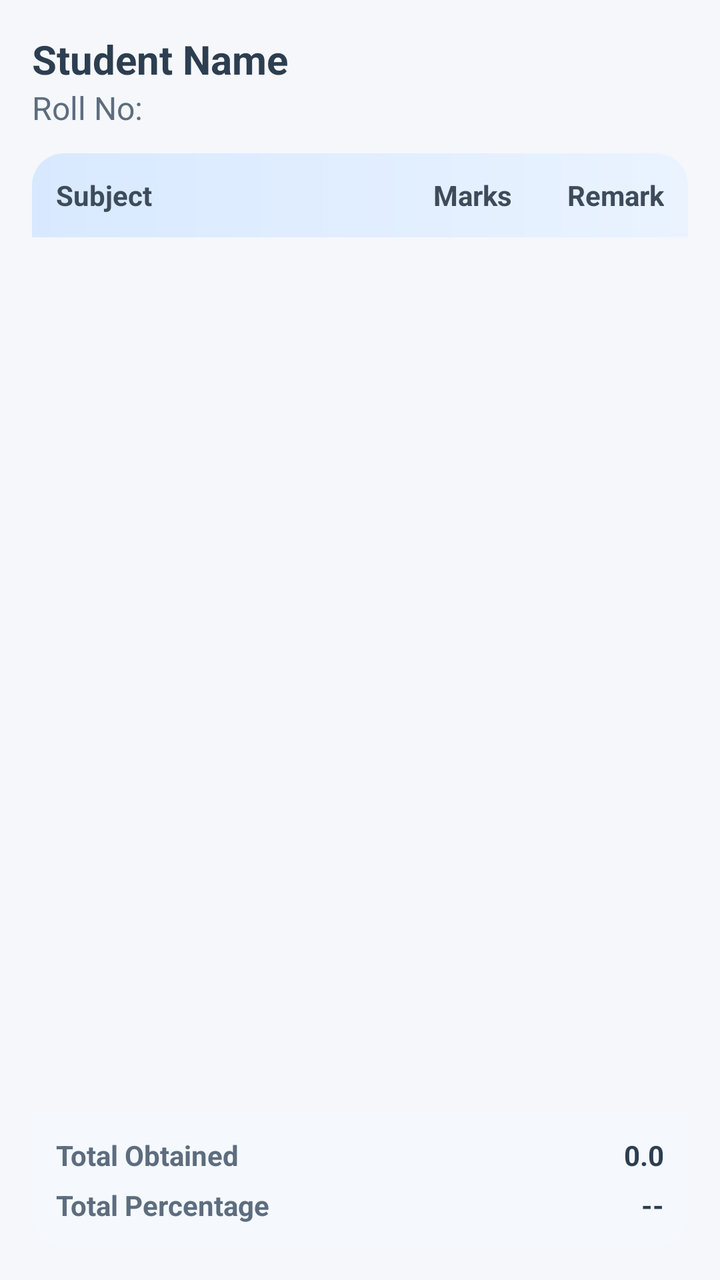
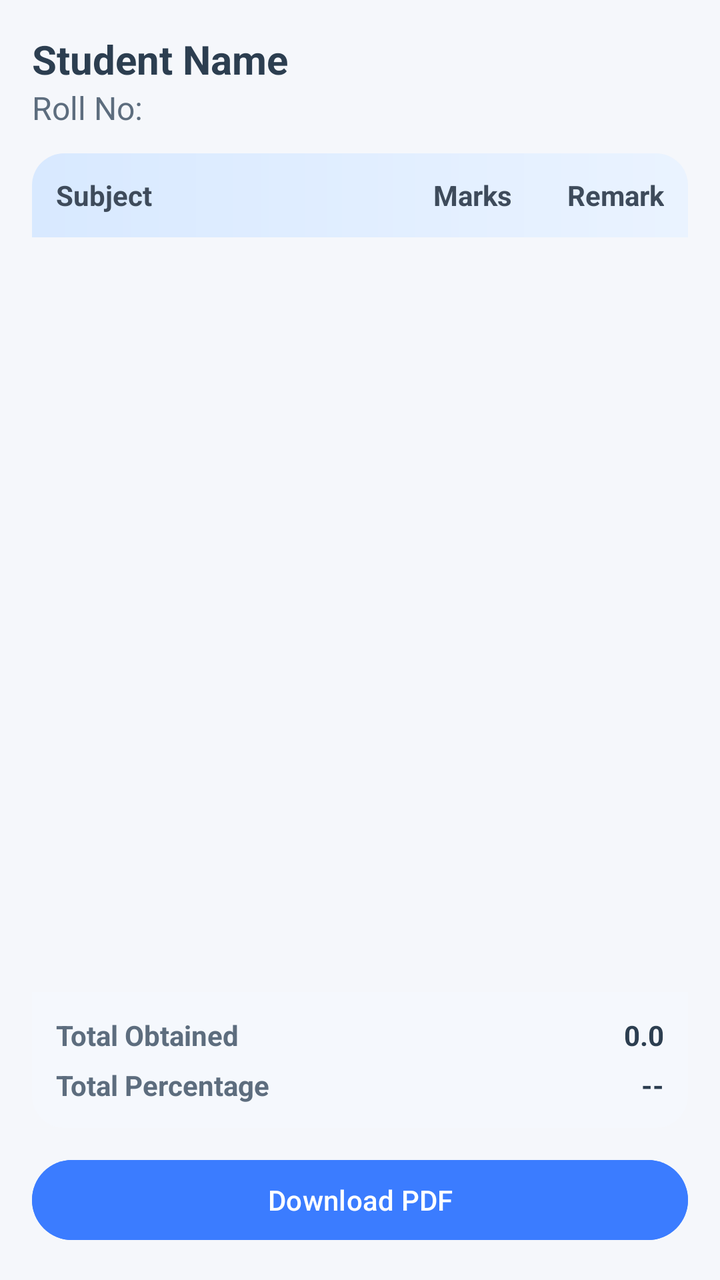

Before-and-after screenshots of an Android layout around one commit, followed by the original layout XML and the change that was made.
<!-- AndroidManifest.xml: application theme Theme.RPSP -->
<!-- res/layout/activity_result.xml -->
<?xml version="1.0" encoding="utf-8"?>
<LinearLayout xmlns:android="http://schemas.android.com/apk/res/android"
    android:layout_width="match_parent"
    android:layout_height="match_parent"
    android:orientation="vertical"
    android:padding="16dp"
    android:background="#F5F7FB">

    <TextView
        android:id="@+id/tvStudentName"
        android:layout_width="match_parent"
        android:layout_height="wrap_content"
        android:textSize="20sp"
        android:textStyle="bold"
        android:text="Student Name"
        android:textColor="#2C3E50" />

    <TextView
        android:id="@+id/tvRollNo"
        android:layout_width="match_parent"
        android:layout_height="wrap_content"
        android:textSize="16sp"
        android:layout_marginBottom="12dp"
        android:text="Roll No: "
        android:textColor="#5D6D7E" />

    <LinearLayout
        android:layout_width="match_parent"
        android:layout_height="42dp"
        android:orientation="horizontal"
        android:gravity="center_vertical"
        android:paddingStart="12dp"
        android:paddingEnd="12dp"
        android:weightSum="4"
        android:background="@drawable/bg_table_header">

        <TextView
            android:layout_width="0dp"
            android:layout_height="wrap_content"
            android:layout_weight="2"
            android:text="Subject"
            android:textStyle="bold"
            android:textColor="#3E4B5B" />

        <TextView
            android:layout_width="0dp"
            android:layout_height="wrap_content"
            android:layout_weight="1"
            android:text="Marks"
            android:gravity="end"
            android:textStyle="bold"
            android:textColor="#3E4B5B" />

        <TextView
            android:layout_width="0dp"
            android:layout_height="wrap_content"
            android:layout_weight="1"
            android:text="Remark"
            android:gravity="end"
            android:textStyle="bold"
            android:textColor="#3E4B5B" />
    </LinearLayout>

    <androidx.recyclerview.widget.RecyclerView
        android:id="@+id/rvMarks"
        android:layout_width="match_parent"
        android:layout_height="0dp"
        android:layout_weight="1" />

    <LinearLayout
        android:layout_width="match_parent"
        android:layout_height="wrap_content"
        android:orientation="vertical"
        android:layout_marginTop="12dp"
        android:padding="12dp"
        android:background="@drawable/bg_summary">

        <LinearLayout
            android:layout_width="match_parent"
            android:layout_height="wrap_content"
            android:orientation="horizontal"
            android:layout_marginBottom="6dp">

            <TextView
                android:layout_width="0dp"
                android:layout_height="wrap_content"
                android:layout_weight="1"
                android:text="Total Obtained"
                android:textStyle="bold"
                android:textColor="#5D6D7E" />

            <TextView
                android:id="@+id/tvTotalObtained"
                android:layout_width="wrap_content"
                android:layout_height="wrap_content"
                android:text="0.0"
                android:textColor="#2C3E50"
                android:textStyle="bold" />
        </LinearLayout>

        <LinearLayout
            android:layout_width="match_parent"
            android:layout_height="wrap_content"
            android:orientation="horizontal">

            <TextView
                android:layout_width="0dp"
                android:layout_height="wrap_content"
                android:layout_weight="1"
                android:text="Total Percentage"
                android:textStyle="bold"
                android:textColor="#5D6D7E" />

            <TextView
                android:id="@+id/tvTotalPercentage"
                android:layout_width="wrap_content"
                android:layout_height="wrap_content"
                android:text="--"
                android:textColor="#2C3E50"
                android:textStyle="bold" />
        </LinearLayout>
    </LinearLayout>

</LinearLayout>
<!-- resources referenced by this layout -->
<resources>
  <!-- drawable bg_summary (drawable) -->
  <?xml version="1.0" encoding="utf-8"?>
  <shape xmlns:android="http://schemas.android.com/apk/res/android"
      android:shape="rectangle">
      <solid android:color="#F5F8FD" />
      <corners
          android:topLeftRadius="0dp"
          android:topRightRadius="0dp"
          android:bottomLeftRadius="16dp"
          android:bottomRightRadius="16dp" />
  </shape>
  <!-- drawable bg_table_header (drawable) -->
  <?xml version="1.0" encoding="utf-8"?>
  <shape xmlns:android="http://schemas.android.com/apk/res/android"
      android:shape="rectangle">
      <gradient
          android:startColor="#D8E9FF"
          android:endColor="#EAF3FF"
          android:angle="0" />
      <corners
          android:topLeftRadius="16dp"
          android:topRightRadius="16dp"
          android:bottomLeftRadius="0dp"
          android:bottomRightRadius="0dp" />
  </shape>
  <style name="Theme.RPSP" parent="Base.Theme.RPSP" />
  <style name="Base.Theme.RPSP" parent="Theme.Material3.DayNight.NoActionBar">
          
          
      </style>
</resources>

<!-- the commit's change to res/layout/activity_result.xml (unified diff, before → after) -->
@@ -121,4 +121,13 @@
         </LinearLayout>
     </LinearLayout>
 
+    <Button
+        android:id="@+id/btnDownloadPdf"
+        android:layout_width="match_parent"
+        android:layout_height="48dp"
+        android:layout_marginTop="12dp"
+        android:text="Download PDF"
+        android:backgroundTint="#3B7CFF"
+        android:textColor="#FFFFFF" />
+
 </LinearLayout>
